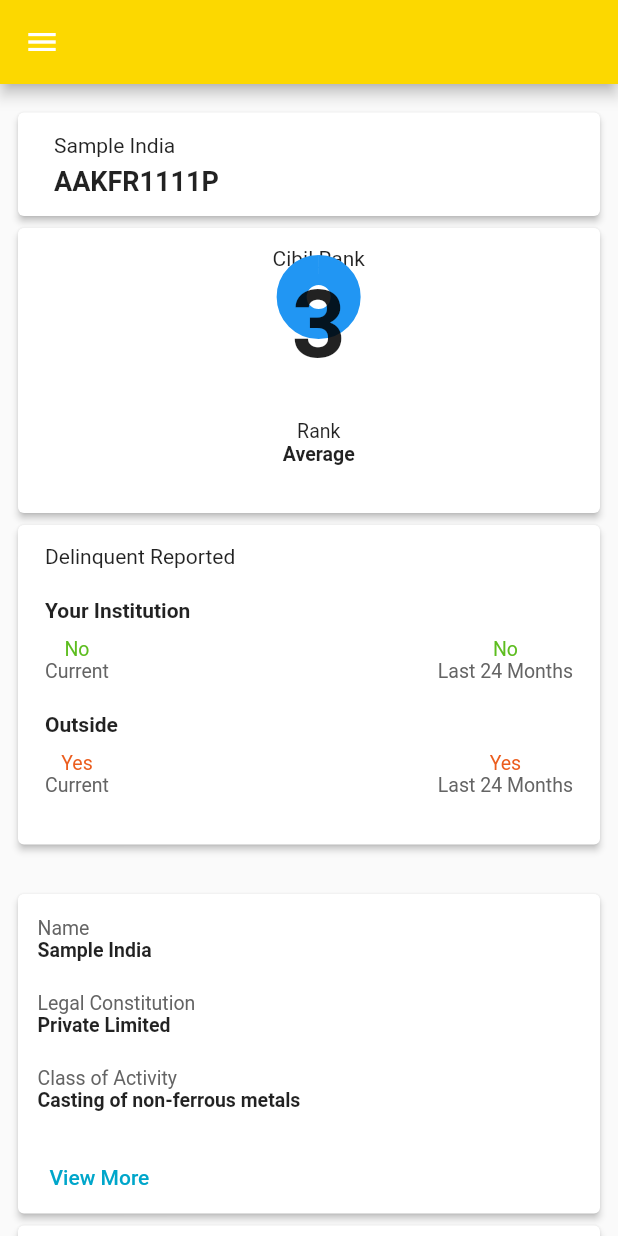
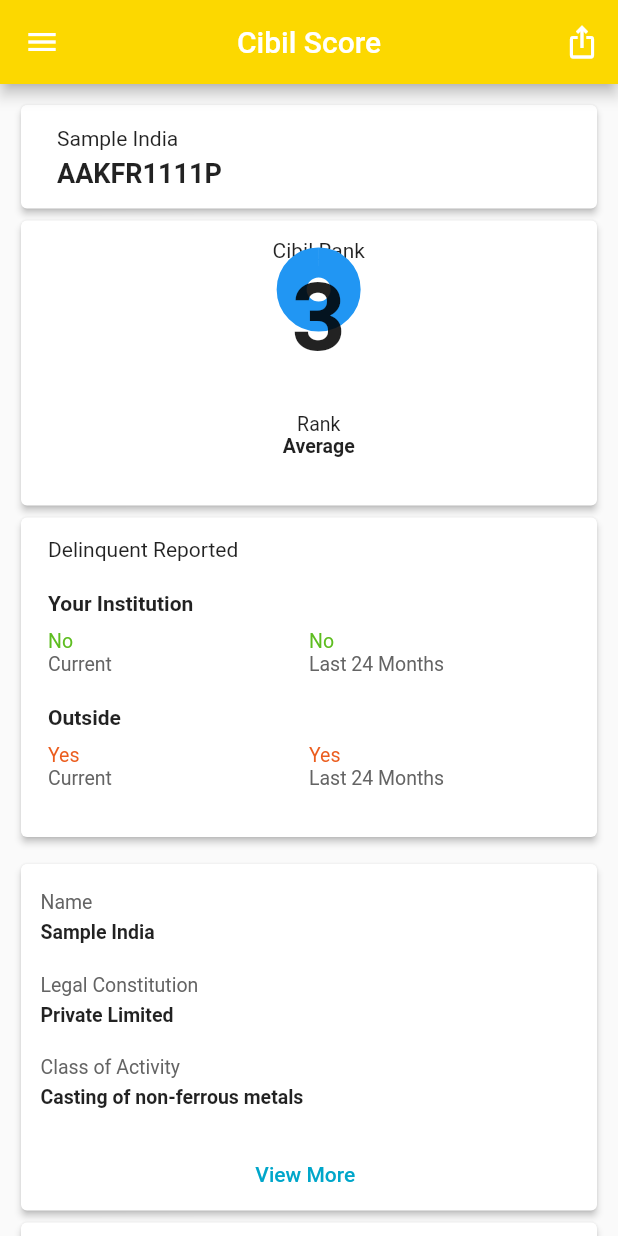
Before and after one commit to ankitch29/flutter_poc, a Flutter app: the screen it shows after launch, after a tap on "Search", on a phone screen of 412 x 824 dp. Run offline on Flutter 3.47's test engine with Material 2 defaults, Android fonts, the phone set to English and light mode, and no system bars; our stand-ins replace get.

Commit message:
updated cards design as responsive

```diff
--- a/lib/screens/dashboard/controller/dashboard_menu_controller.dart
+++ b/lib/screens/dashboard/controller/dashboard_menu_controller.dart
@@ -1,5 +1,5 @@
 import 'package:get/get.dart';
 
 class DashboardMenuController extends GetxController {
-  var isHideBorrowerData = true.obs;
+  var isVisibleBorrowerData = true.obs;
 }
--- a/lib/screens/dashboard/ui/dashboard_home.dart
+++ b/lib/screens/dashboard/ui/dashboard_home.dart
@@ -92,7 +92,7 @@
         case DASHBOARD_MENU.message:
           return Container(color: Colors.red);
         default:
-          return Container(color: ColourConstants.primary);
+          return const DashboardMenu();
       }
     });
   }
--- a/lib/screens/dashboard/ui/dashboard_menu.dart
+++ b/lib/screens/dashboard/ui/dashboard_menu.dart
@@ -17,12 +17,18 @@
 
   @override
   Widget build(BuildContext context) {
+    _dashboardMenuController
+        .isVisibleBorrowerData(!Responsive.isMobile(context));
     return Scaffold(
       body: SingleChildScrollView(
+        child: Padding(
+          padding: const EdgeInsets.all(10),
           child: StaggeredGrid.count(
             crossAxisCount: Responsive.isMobile(context)
                 ? 1
-              : Responsive.isTablet(context) ? 2 : 3,
+                : Responsive.isTablet(context)
+                    ? 2
+                    : 3,
             crossAxisSpacing: 10,
             mainAxisSpacing: 10,
             children: [
@@ -32,13 +38,12 @@
             ],
           ),
         ),
+      ),
     );
   }
 
   Widget grid1() {
-    return Padding(
-      padding: const EdgeInsets.only(left: 8, right: 8, top: 15),
-      child: Column(
+    return Column(
       crossAxisAlignment: CrossAxisAlignment.start,
       mainAxisSize: MainAxisSize.max,
       children: [
@@ -53,12 +58,11 @@
                 children: const [
                   Padding(
                     padding: EdgeInsets.only(bottom: 5),
-                      child:
-                          Text("Sample India", style: TextStyle(fontSize: 14)),
+                    child: Text("Sample India", style: TextStyle(fontSize: 14)),
                   ),
                   Text("AAKFR1111P",
-                        style: TextStyle(
-                            fontSize: 18, fontWeight: FontWeight.bold)),
+                      style:
+                          TextStyle(fontSize: 18, fontWeight: FontWeight.bold)),
                 ],
               ),
             ),
@@ -71,7 +75,6 @@
             child: Padding(
               padding: const EdgeInsets.only(left: 13, top: 12, bottom: 32),
               child: Column(
-                  mainAxisSize: MainAxisSize.max,
                 children: [
                   const Text("Cibil Rank",
                       textAlign: TextAlign.left,
@@ -96,8 +99,8 @@
                       style: TextStyle(fontSize: 13)),
                   const Text("Average",
                       textAlign: TextAlign.center,
-                        style: TextStyle(
-                            fontSize: 13, fontWeight: FontWeight.bold)),
+                      style:
+                          TextStyle(fontSize: 13, fontWeight: FontWeight.bold)),
                 ],
               ),
             ),
@@ -122,9 +125,10 @@
                             fontSize: 14, fontWeight: FontWeight.bold)),
                   ),
                   Row(
-                      mainAxisAlignment: MainAxisAlignment.spaceBetween,
                     children: [
-                        Column(
+                      Expanded(
+                          child: Column(
+                        crossAxisAlignment: CrossAxisAlignment.start,
                         children: const [
                           Text("No",
                               style: TextStyle(
@@ -133,11 +137,12 @@
                           Text("Current",
                               style: TextStyle(
                                   fontSize: 13,
-                                    color:
-                                        ColourConstants.textDeclinedSubTitle)),
+                                  color: ColourConstants.textDeclinedSubTitle)),
                         ],
-                        ),
-                        Column(
+                      )),
+                      Expanded(
+                          child: Column(
+                        crossAxisAlignment: CrossAxisAlignment.start,
                         children: const [
                           Text("No",
                               style: TextStyle(
@@ -146,10 +151,9 @@
                           Text("Last 24 Months",
                               style: TextStyle(
                                   fontSize: 13,
-                                    color:
-                                        ColourConstants.textDeclinedSubTitle)),
+                                  color: ColourConstants.textDeclinedSubTitle)),
                         ],
-                        )
+                      ))
                     ],
                   ),
                   const Padding(
@@ -159,9 +163,10 @@
                             fontSize: 14, fontWeight: FontWeight.bold)),
                   ),
                   Row(
-                      mainAxisAlignment: MainAxisAlignment.spaceBetween,
                     children: [
-                        Column(
+                      Expanded(
+                        child: Column(
+                          crossAxisAlignment: CrossAxisAlignment.start,
                           children: const [
                             Text("Yes",
                                 style: TextStyle(
@@ -174,7 +179,10 @@
                                         ColourConstants.textDeclinedSubTitle)),
                           ],
                         ),
-                        Column(
+                      ),
+                      Expanded(
+                        child: Column(
+                          crossAxisAlignment: CrossAxisAlignment.start,
                           children: const [
                             Text("Yes",
                                 style: TextStyle(
@@ -186,6 +194,7 @@
                                     color:
                                         ColourConstants.textDeclinedSubTitle)),
                           ],
+                        ),
                       )
                     ],
                   ),
@@ -195,14 +204,11 @@
           ),
         ),
       ],
-      ),
     );
   }
 
   Widget grid2() {
-    return Padding(
-      padding: const EdgeInsets.only(left: 8, right: 8, top: 15),
-      child: Column(
+    return Column(
       crossAxisAlignment: CrossAxisAlignment.start,
       children: [
         SizedBox(
@@ -210,7 +216,7 @@
           child: Card(
             elevation: 2,
             child: Padding(
-                padding: const EdgeInsets.only(left: 13, right: 13, top: 15),
+              padding: const EdgeInsets.only(left: 13, right: 18, top: 18),
               child: Column(
                 crossAxisAlignment: CrossAxisAlignment.start,
                 children: [
@@ -222,7 +228,7 @@
                   Obx(() {
                     return Visibility(
                       visible:
-                            !_dashboardMenuController.isHideBorrowerData.value,
+                          _dashboardMenuController.isVisibleBorrowerData.value,
                       child: Column(
                         crossAxisAlignment: CrossAxisAlignment.start,
                         children: [
@@ -238,28 +244,39 @@
                       ),
                     );
                   }),
-                    TextButton(
+                  Visibility(
+                    visible: Responsive.isMobile(context),
+                    child: Center(
+                      child: TextButton(
                           onPressed: () {
-                          _dashboardMenuController.isHideBorrowerData(
+                            _dashboardMenuController.isVisibleBorrowerData(
                                 !_dashboardMenuController
-                                  .isHideBorrowerData.value);
+                                    .isVisibleBorrowerData.value);
                           },
-                        child: Text(
-                          _dashboardMenuController.isHideBorrowerData.value
+                          child: Obx(
+                            () => Text(
+                              !_dashboardMenuController
+                                      .isVisibleBorrowerData.value
                                   ? "View More"
                                   : "View Less",
-                          style:
-                              const TextStyle(color: ColourConstants.primary),
-                        ))
+                              style: const TextStyle(
+                                  color: ColourConstants.primary),
+                            ),
+                          )),
+                    ),
+                  )
                 ],
               ),
             ),
           ),
         ),
-          Card(
+        SizedBox(
+          width: double.maxFinite,
+          child: Card(
             elevation: 2,
             child: Padding(
-              padding: const EdgeInsets.only(left: 18, top: 13, bottom: 32),
+              padding: const EdgeInsets.only(
+                  left: 13, right: 18, top: 18, bottom: 15),
               child: Column(
                 crossAxisAlignment: CrossAxisAlignment.start,
                 children: [
@@ -272,6 +289,7 @@
                     mainAxisAlignment: MainAxisAlignment.spaceBetween,
                     children: [
                       Column(
+                        crossAxisAlignment: CrossAxisAlignment.start,
                         children: const [
                           Text("01",
                               style: TextStyle(
@@ -284,6 +302,7 @@
                         ],
                       ),
                       Column(
+                        crossAxisAlignment: CrossAxisAlignment.start,
                         children: const [
                           Text("4,34,300",
                               style: TextStyle(
@@ -301,8 +320,8 @@
               ),
             ),
           ),
+        ),
       ],
-      ),
     );
   }
 
@@ -310,16 +329,26 @@
     return Column(
       crossAxisAlignment: CrossAxisAlignment.start,
       children: [
-        Card(
+        SizedBox(
+          width: double.maxFinite,
+          child: Card(
+            elevation: 2,
             child: Column(
               crossAxisAlignment: CrossAxisAlignment.start,
               mainAxisSize: MainAxisSize.max,
               children: [
+                Padding(
+                  padding: const EdgeInsets.only(left: 13, right: 18, top: 18),
+                  child: Column(
+                    children: [
                       const Text("Credit Profile Summary",
-                  textAlign: TextAlign.center, style: TextStyle(fontSize: 13)),
+                          textAlign: TextAlign.center,
+                          style: TextStyle(fontSize: 13)),
                       SizedBox(
                         height: 100,
+                        width: double.maxFinite,
                         child: Stack(
+                          alignment: Alignment.center,
                           children: [
                             const CircularProgressIndicator(
                               strokeWidth: 20,
@@ -332,38 +361,54 @@
                                     style: TextStyle(
                                         fontSize: 55,
                                         fontWeight: FontWeight.bold,
-                                color: ColourConstants.progressPercentage)),
+                                        color: ColourConstants
+                                            .progressPercentage)),
                                 Text("Utilised",
                                     style: TextStyle(
                                         fontSize: 13,
-                                color: ColourConstants.textDeclinedSubTitle)),
+                                        color: ColourConstants
+                                            .textDeclinedSubTitle)),
                               ],
                             ),
                           ],
                         ),
                       ),
+                    ],
+                  ),
+                ),
                 Responsive.isMobile(context)
-                  ? Column(
+                    ? Padding(
+                        padding:
+                            const EdgeInsets.only(left: 13, right: 18, top: 18),
+                        child: Column(
                           crossAxisAlignment: CrossAxisAlignment.start,
                           children: [
                             Row(
-                          mainAxisAlignment: MainAxisAlignment.spaceBetween,
                               children: [
-                            columnTitleSubTitleWidget("Total Lenders", "02"),
-                            columnTitleSubTitleWidget("Total CF*(s)", "04"),
+                                Expanded(
+                                    child: columnTitleSubTitleWidget(
+                                        "Total Lenders", "02")),
+                                Expanded(
+                                    child: columnTitleSubTitleWidget(
+                                        "Total CF*(s)", "04")),
                               ],
                             ),
                             Padding(
-                          padding: const EdgeInsets.only(top: 20, bottom: 10),
+                              padding: const EdgeInsets.only(bottom: 10),
                               child: Row(
-                            mainAxisAlignment: MainAxisAlignment.spaceBetween,
                                 children: [
-                              columnTitleSubTitleWidget("Total Lenders", "02"),
-                              columnTitleSubTitleWidget("Total CF*(s)", "04"),
+                                  Expanded(
+                                    child: columnTitleSubTitleWidget(
+                                        "Total Lenders", "02"),
+                                  ),
+                                  Expanded(
+                                      child: columnTitleSubTitleWidget(
+                                          "Total CF*(s)", "04")),
                                 ],
                               ),
                             )
                           ],
+                        ),
                       )
                     : Padding(
                         padding: const EdgeInsets.only(top: 35, bottom: 20),
@@ -375,16 +420,27 @@
                                     fontSize: 20,
                                     fontWeight: FontWeight.bold,
                                     color: ColourConstants.textDeclinedTitle)),
-                          const Text("Total Outstanding",
+                            const Padding(
+                              padding: EdgeInsets.only(top: 10, bottom: 30),
+                              child: Text("Total Outstanding",
                                   style: TextStyle(
                                       fontSize: 13,
-                                  color: ColourConstants.textDeclinedSubTitle)),
+                                      color: ColourConstants
+                                          .textDeclinedSubTitle)),
+                            ),
                             const Divider(),
                             Row(
+                              mainAxisAlignment: MainAxisAlignment.spaceAround,
                               children: [
                                 Expanded(
+                                    child: Padding(
+                                  padding: const EdgeInsets.only(
+                                    left: 13,
+                                    top: 12,
+                                  ),
                                   child: Column(
-                                crossAxisAlignment: CrossAxisAlignment.start,
+                                    crossAxisAlignment:
+                                        CrossAxisAlignment.start,
                                     children: const [
                                       Text("04",
                                           style: TextStyle(
@@ -392,17 +448,27 @@
                                               fontWeight: FontWeight.bold,
                                               color: ColourConstants
                                                   .textDeclinedSubTitle)),
-                                  Text("Open CF",
+                                      Padding(
+                                        padding: EdgeInsets.only(top: 10),
+                                        child: Text("Open CF",
                                             style: TextStyle(
                                                 fontSize: 13,
                                                 color: ColourConstants
-                                              .textDeclinedSubTitle))
+                                                    .textDeclinedSubTitle)),
+                                      )
                                     ],
+                                  ),
                                 )),
-                              const Divider(),
+                                const VerticalDivider(),
                                 Expanded(
+                                    child: Padding(
+                                  padding: const EdgeInsets.only(
+                                    left: 13,
+                                    top: 12,
+                                  ),
                                   child: Column(
-                                crossAxisAlignment: CrossAxisAlignment.start,
+                                    crossAxisAlignment:
+                                        CrossAxisAlignment.start,
                                     children: const [
                                       Text("02",
                                           style: TextStyle(
@@ -410,17 +476,27 @@
                                               fontWeight: FontWeight.bold,
                                               color: ColourConstants
                                                   .textDeclinedSubTitle)),
-                                  Text("Total Lenders",
+                                      Padding(
+                                        padding: EdgeInsets.only(top: 10),
+                                        child: Text("Total Lenders",
                                             style: TextStyle(
                                                 fontSize: 13,
                                                 color: ColourConstants
-                                              .textDeclinedSubTitle))
+                                                    .textDeclinedSubTitle)),
+                                      )
                                     ],
+                                  ),
                                 )),
-                              const Divider(),
+                                const VerticalDivider(),
                                 Expanded(
+                                    child: Padding(
+                                  padding: const EdgeInsets.only(
+                                    left: 13,
+                                    top: 12,
+                                  ),
                                   child: Column(
-                                crossAxisAlignment: CrossAxisAlignment.start,
+                                    crossAxisAlignment:
+                                        CrossAxisAlignment.start,
                                     children: const [
                                       Text("04",
                                           style: TextStyle(
@@ -428,13 +504,17 @@
                                               fontWeight: FontWeight.bold,
                                               color: ColourConstants
                                                   .textDeclinedSubTitle)),
-                                  Text("Total CF*(s)",
+                                      Padding(
+                                        padding: EdgeInsets.only(top: 10),
+                                        child: Text("Total CF*(s)",
                                             style: TextStyle(
                                                 fontSize: 13,
                                                 color: ColourConstants
-                                              .textDeclinedSubTitle))
+                                                    .textDeclinedSubTitle)),
+                                      )
                                     ],
-                              ))
+                                  ),
+                                )),
                               ],
                             ),
                             const Divider(),
@@ -442,7 +522,10 @@
                         ),
                       ),
                 Responsive.isMobile(context) ? const Divider() : Container(),
-              Column(
+                Padding(
+                  padding: const EdgeInsets.only(
+                      left: 13, right: 18, top: 18, bottom: 15),
+                  child: Column(
                     crossAxisAlignment: CrossAxisAlignment.start,
                     children: [
                       const Padding(
@@ -454,34 +537,42 @@
                         mainAxisAlignment: MainAxisAlignment.spaceBetween,
                         children: [
                           Column(
+                            crossAxisAlignment: CrossAxisAlignment.start,
                             children: const [
                               Text("10,34,300",
                                   style: TextStyle(
                                       fontSize: 18,
-                                  color: ColourConstants.textDeclinedTitle)),
+                                      color:
+                                          ColourConstants.textDeclinedTitle)),
                               Text("Total Outstanding",
                                   style: TextStyle(
                                       fontSize: 13,
-                                  color: ColourConstants.textDeclinedSubTitle)),
+                                      color: ColourConstants
+                                          .textDeclinedSubTitle)),
                             ],
                           ),
                           Column(
+                            crossAxisAlignment: CrossAxisAlignment.start,
                             children: const [
                               Text("01",
                                   style: TextStyle(
                                       fontSize: 18,
-                                  color: ColourConstants.textDeclinedTitle)),
+                                      color:
+                                          ColourConstants.textDeclinedTitle)),
                               Text("Delinquent CF",
                                   style: TextStyle(
                                       fontSize: 13,
-                                  color: ColourConstants.textDeclinedSubTitle)),
+                                      color: ColourConstants
+                                          .textDeclinedSubTitle)),
                             ],
                           )
                         ],
                       ),
                     ],
+                  ),
                 )
               ],
+            ),
           ),
         )
       ],
@@ -496,7 +587,7 @@
             style: const TextStyle(
                 fontSize: 13, color: ColourConstants.textDeclinedSubTitle)),
         Padding(
-          padding: const EdgeInsets.only(bottom: 20),
+          padding: const EdgeInsets.only(bottom: 20, top: 5),
           child: Text(subTitle,
               style:
                   const TextStyle(fontSize: 13, fontWeight: FontWeight.bold)),
--- a/lib/screens/dashboard/ui/mobile_dashboard.dart
+++ b/lib/screens/dashboard/ui/mobile_dashboard.dart
@@ -43,6 +43,8 @@
           : Container(),
       appBar: AppBar(
         backgroundColor: ColourConstants.accent,
+        title: getTitle(),
+        centerTitle: true,
         leading: Responsive.isMobile(context)
             ? IconButton(
                 icon: const Icon(Icons.menu),
@@ -54,8 +56,24 @@
                   }
                 })
             : Container(),
+        actions: [IconButton(onPressed: () {}, icon: const Icon(Icons.ios_share))],
       ),
       body: MenuSelectedWidget(_homeController),
     );
   }
+
+  Widget getTitle() {
+    return Obx(() {
+      switch (_homeController.currentMenu.value) {
+        case DASHBOARD_MENU.dashboard:
+          return const Text("Cibil Score");
+        case DASHBOARD_MENU.newData:
+          return const Text("New Data");
+        case DASHBOARD_MENU.message:
+          return const Text("Messages");
+        default:
+          return const Text("Cibil Score");
+      }
+    });
+  }
 }
```
Lines whose indentation alone changed are shown as unchanged.
